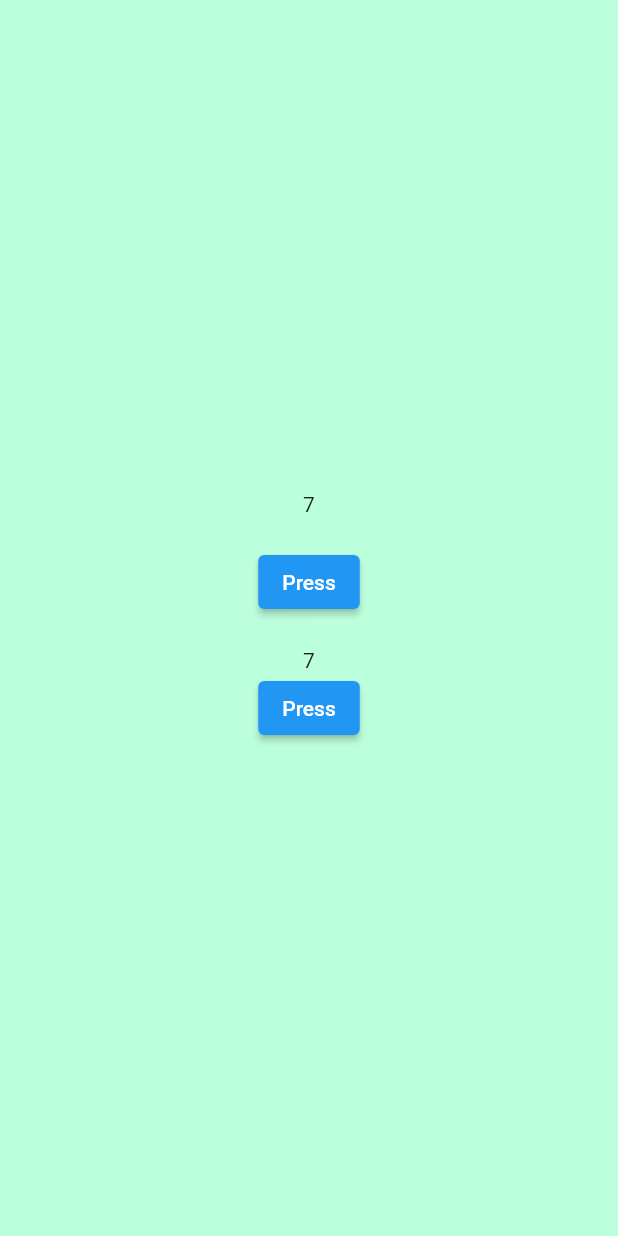
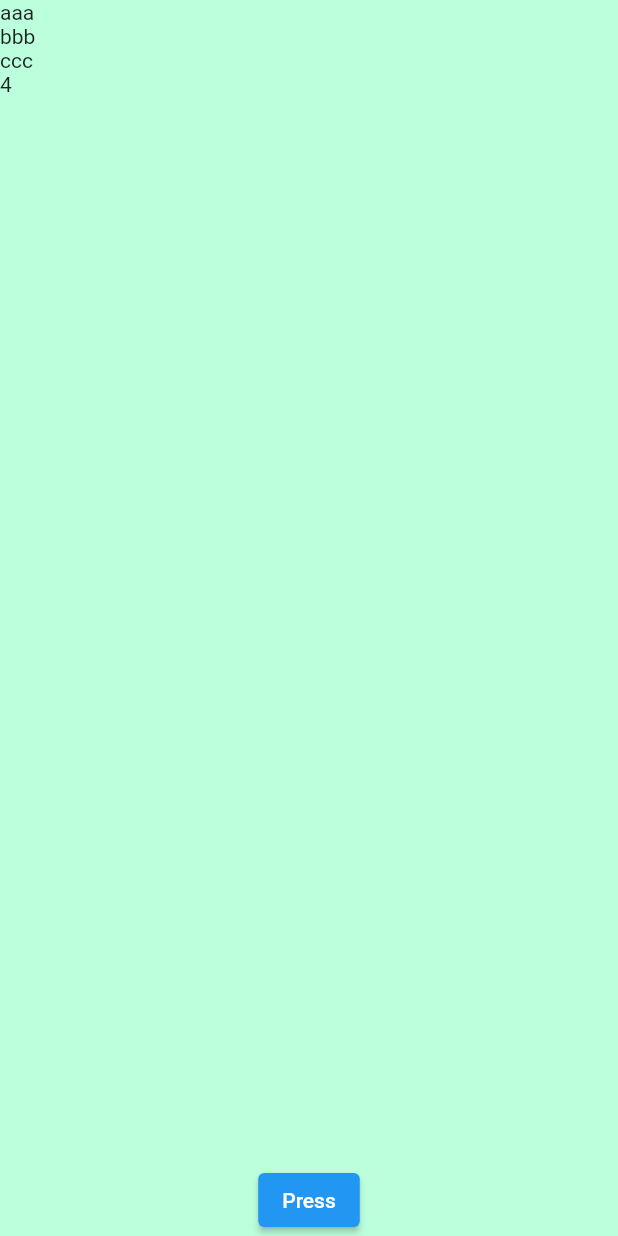
Before and after one commit to gooodwin67/flutter_test, a Flutter app: the screen it shows after launch, on a phone screen of 412 x 824 dp. Run offline on Flutter 3.47's test engine with Material 2 defaults, Android fonts, the phone set to English and light mode, and no system bars; our stand-ins replace shared_preferences.

Commit message:
providers

```diff
--- a/lib/main.dart
+++ b/lib/main.dart
@@ -11,8 +11,8 @@ import 'package:flutterprojects/bank_app.dart';
 import 'package:flutterprojects/plitki_navigator.dart';
 import 'package:flutterprojects/layout.dart';
 import 'package:flutterprojects/inherit.dart';
-import 'package:flutterprojects/provider_test.dart';
-import 'package:flutterprojects/providers.dart';
+import 'package:flutterprojects/providers/provider_test.dart';
+import 'package:flutterprojects/providers/providers.dart';
 import 'package:flutterprojects/shared_pref.dart';
 import 'package:flutterprojects/test.dart';
 import 'package:flutterprojects/test_sliver.dart';
@@ -27,6 +27,7 @@ import 'app.dart';
 void main() => runApp(MultiProvider(
       providers: [
         ChangeNotifierProvider(create: (_) => Number()),
+        ChangeNotifierProvider(create: (_) => Products()),
       ],
       child: TestProvider(),
     ));
--- a/lib/provider_test.dart
+++ /dev/null
@@ -1,36 +0,0 @@
-import 'package:flutter/material.dart';
-import 'package:flutterprojects/provider_test2.dart';
-
-import 'package:flutterprojects/providers.dart';
-import 'package:provider/provider.dart';
-
-class TestProvider extends StatelessWidget {
-  const TestProvider({Key? key}) : super(key: key);
-  @override
-  Widget build(BuildContext context) {
-    return MaterialApp(
-      home: Scaffold(
-        body: Container(
-          width: double.infinity,
-          color: Color.fromARGB(255, 188, 255, 221),
-          child: Column(
-            mainAxisAlignment: MainAxisAlignment.center,
-            children: [
-              Text(context.watch<Number>().num.toString()),
-              SizedBox(height: 20),
-              ElevatedButton(
-                onPressed: () {
-                  context.read<Number>().increment();
-                  //print(aa.toString());
-                },
-                child: Text('Press'),
-              ),
-              SizedBox(height: 20),
-              TestProviderSecondFile(),
-            ],
-          ),
-        ),
-      ),
-    );
-  }
-}
--- a/lib/provider_test2.dart
+++ /dev/null
@@ -1,25 +0,0 @@
-import 'package:flutter/material.dart';
-import 'package:provider/provider.dart';
-
-import 'providers.dart';
-
-class TestProviderSecondFile extends StatelessWidget {
-  const TestProviderSecondFile({
-    Key? key,
-  }) : super(key: key);
-
-  @override
-  Widget build(BuildContext context) {
-    print(context);
-    return Column(
-      children: [
-        Text(context.watch<Number>().num.toString()),
-        ElevatedButton(
-            onPressed: () {
-              context.read<Number>().decrement(5);
-            },
-            child: Text('Press'))
-      ],
-    );
-  }
-}
--- a/lib/providers.dart
+++ /dev/null
@@ -1,15 +0,0 @@
-import 'package:flutter/material.dart';
-
-class Number with ChangeNotifier {
-  int _num = 7;
-  int get num => _num;
-  void increment() {
-    _num++;
-    notifyListeners();
-  }
-
-  void decrement(int a) {
-    _num += a;
-    notifyListeners();
-  }
-}
--- /dev/null
+++ b/lib/providers/provider_test.dart
@@ -0,0 +1,49 @@
+import 'package:flutter/material.dart';
+import 'package:flutterprojects/providers/providers.dart';
+
+import 'package:provider/provider.dart';
+
+class TestProvider extends StatefulWidget {
+  const TestProvider({Key? key}) : super(key: key);
+
+  @override
+  State<TestProvider> createState() => _TestProviderState();
+}
+
+class _TestProviderState extends State<TestProvider> {
+  @override
+  Widget build(BuildContext context) {
+    List list = context.watch<Products>().list;
+
+    return MaterialApp(
+      home: Scaffold(
+        body: Container(
+          width: double.infinity,
+          color: Color.fromARGB(255, 188, 255, 221),
+          child: Column(
+            children: [
+              Expanded(
+                child: ListView.builder(
+                  itemCount: list.length,
+                  itemBuilder: (context, index) {
+                    return ProductsBlock(name: list[index]);
+                  },
+                ),
+              ),
+              ElevatedButton(
+                onPressed: () {
+                  setState(() {
+                    list.add('asd');
+                  });
+
+                  context.read<Products>().setNewList(list);
+                },
+                child: Text('Press'),
+              ),
+            ],
+          ),
+        ),
+      ),
+    );
+  }
+}
--- /dev/null
+++ b/lib/providers/provider_test2.dart
@@ -0,0 +1 @@
+//Text(context.watch<Number>().num.toString()),
--- /dev/null
+++ b/lib/providers/providers.dart
@@ -0,0 +1,33 @@
+import 'package:flutter/material.dart';
+
+class Number with ChangeNotifier {
+  int _num = 7;
+  int get num => _num;
+  void increment() {
+    _num++;
+    notifyListeners();
+  }
+
+  void decrement(int a) {
+    _num += a;
+    notifyListeners();
+  }
+}
+
+class Products with ChangeNotifier {
+  List _list = ['aaa', 'bbb', 'ccc', 4];
+  List get list => _list;
+  setNewList(newList) {
+    _list = newList;
+  }
+}
+
+class ProductsBlock extends StatelessWidget {
+  final name;
+  const ProductsBlock({Key? key, required this.name}) : super(key: key);
+
+  @override
+  Widget build(BuildContext context) {
+    return Text(name.toString());
+  }
+}
```
